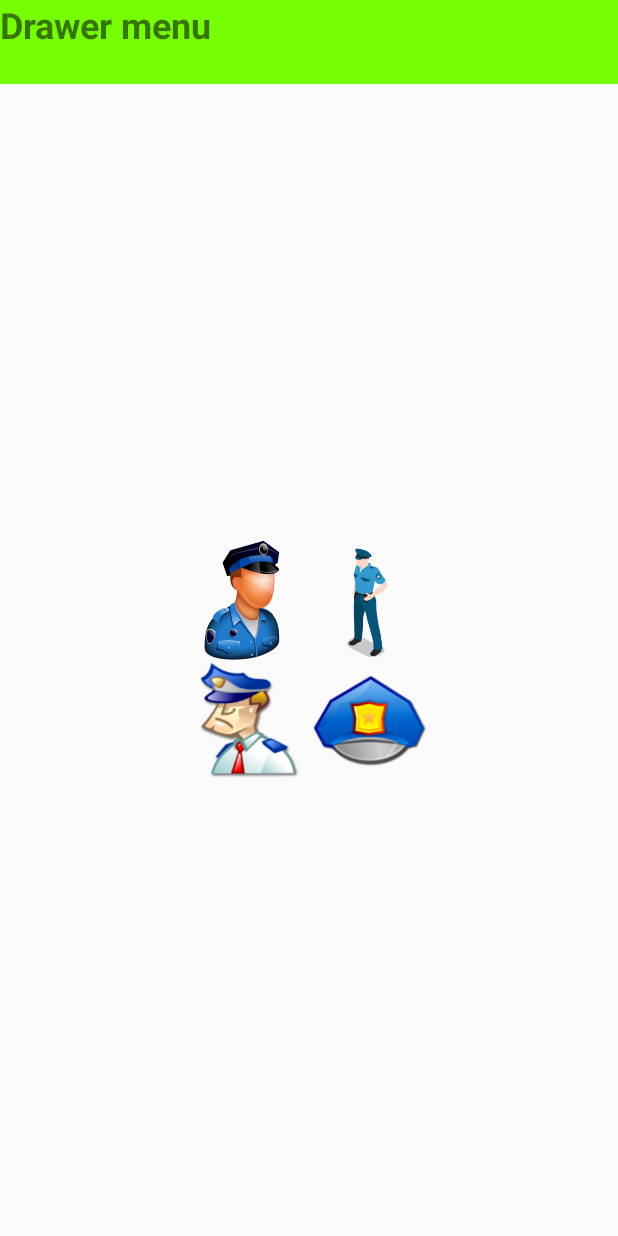
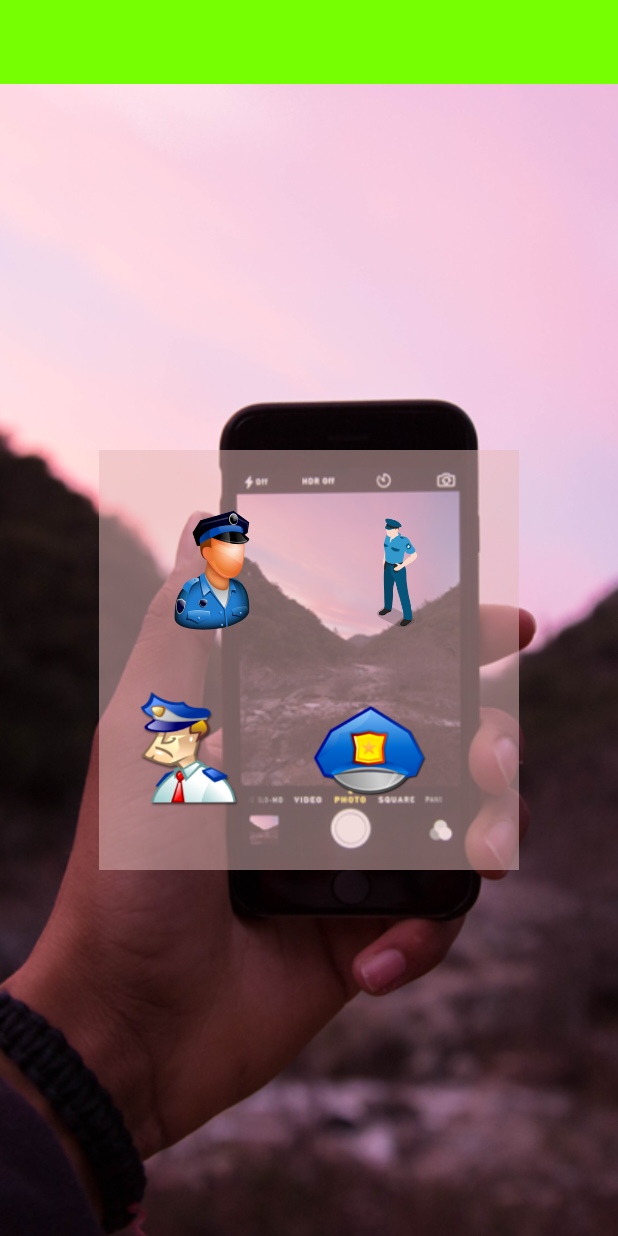
Before and after one commit to pud1234/EmerCall, an Android app: the screen it shows after launch (MainActivity), on a phone screen of 412 x 824 dp. Run offline under Robolectric (Android 15) with nearby library versions, the phone set to English and light mode, and no system bars.

Commit message:
setup wallpape

```diff
--- a/app/src/main/res/layout/activity_main.xml
+++ b/app/src/main/res/layout/activity_main.xml
@@ -18,12 +18,24 @@
         android:layout_width="match_parent"
         android:layout_height="?attr/actionBarSize"></android.support.v7.widget.Toolbar>
 
+      <RelativeLayout
+          android:layout_width="match_parent"
+          android:layout_height="match_parent">
+
+        <!--wallpaper-->
+        <ImageView
+            android:scaleType="centerCrop"
+            android:src="@drawable/bg1"
+            android:layout_width="match_parent"
+            android:layout_height="match_parent" />
+
     <!--Fragment-->
-
     <FrameLayout
         android:id="@+id/comteMainFragment"
         android:layout_width="match_parent"
         android:layout_height="match_parent"/>
+
+        </RelativeLayout>
 
 
     </LinearLayout>
@@ -34,7 +46,7 @@
         android:background="#ffffff"
         android:orientation="vertical"
         android:layout_width="320dp"
-        android:layout_height="match_parent"></LinearLayout>
+        android:layout_height="match_parent">
 
         <TextView
             android:textStyle="bold"
@@ -43,6 +55,10 @@
             android:layout_width="wrap_content"
             android:layout_height="match_parent"/>
 
+    </LinearLayout>
+
+
+
 
 
 
--- a/app/src/main/res/layout/fragment_police.xml
+++ b/app/src/main/res/layout/fragment_police.xml
@@ -5,6 +5,7 @@
 
     <!--Red layout-->
     <LinearLayout
+        android:background="#82e6bbbb"
         android:padding="20dp"
         android:layout_centerInParent="true"
         android:orientation="vertical"
@@ -19,6 +20,7 @@
 
             <!--Green layout-->
             <RelativeLayout
+                android:layout_margin="@dimen/margin"
                 android:layout_width="@dimen/icon"
                 android:layout_height="@dimen/icon">
 
@@ -36,6 +38,7 @@
 
             <!--Green layout-->
             <RelativeLayout
+                android:layout_margin="@dimen/margin"
                 android:layout_width="@dimen/icon"
                 android:layout_height="@dimen/icon">
 
@@ -61,17 +64,24 @@
             <!--Green Layout-->
             <RelativeLayout
                 android:layout_width="@dimen/icon"
-                android:layout_height="@dimen/icon">
+                android:layout_height="@dimen/icon"
+                android:layout_alignParentEnd="true"
+                android:layout_alignParentRight="true"
+                android:layout_alignParentTop="true"
+                android:layout_marginEnd="20dp"
+                android:layout_marginRight="20dp"
+                android:layout_marginTop="19dp">
                 <!--station3-->
                 <ImageView
-                    android:src="@drawable/station3"
                     android:layout_width="match_parent"
-                    android:layout_height="match_parent" />
+                    android:layout_height="match_parent"
+                    android:src="@drawable/station3" />
 
             </RelativeLayout>
 
             <!--Green Layout-->
             <RelativeLayout
+                android:layout_margin="@dimen/margin"
                 android:layout_width="@dimen/icon"
                 android:layout_height="@dimen/icon">
 
--- a/app/src/main/res/values/dimens.xml
+++ b/app/src/main/res/values/dimens.xml
@@ -1,4 +1,5 @@
 <?xml version="1.0" encoding="utf-8"?>
 <resources>
     <dimen name="icon">80dp</dimen>
+    <dimen name="margin">20dp</dimen>
 </resources>
```
Also changed, not shown: app/src/main/res/drawable/bg1.png (added). Lines whose indentation alone changed are shown as unchanged.
